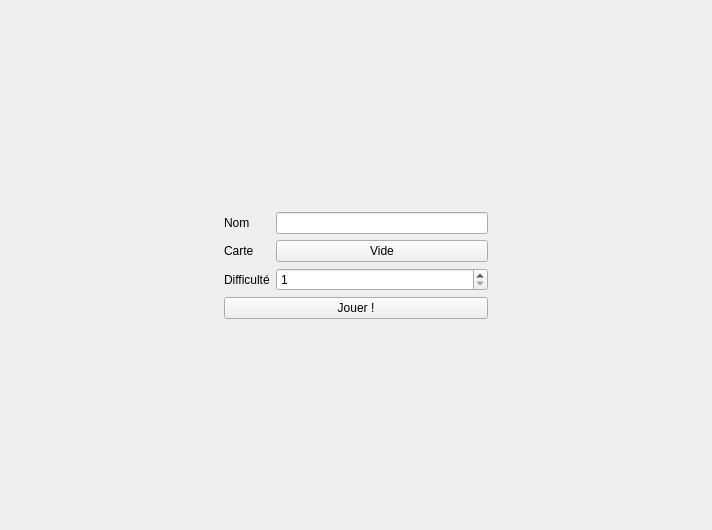
The window that launch-game-form.ui (loicbourgois/snake2i) describes before a commit, drawn with Qt 5.
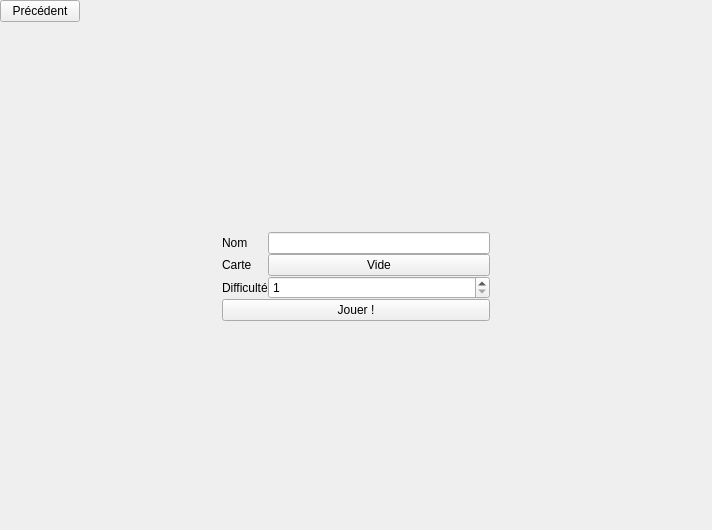
The same window after the commit.

The edit to the form file:
```diff
--- a/launch-game-form.ui
+++ b/launch-game-form.ui
@@ -14,21 +14,39 @@
    <string>Form</string>
   </property>
   <layout class="QGridLayout" name="gridLayout">
-   <item row="2" column="1">
+   <property name="leftMargin">
+    <number>0</number>
+   </property>
+   <property name="topMargin">
+    <number>0</number>
+   </property>
+   <property name="rightMargin">
+    <number>0</number>
+   </property>
+   <property name="bottomMargin">
+    <number>0</number>
+   </property>
+   <property name="spacing">
+    <number>0</number>
+   </property>
+   <item row="3" column="1">
     <widget class="QLabel" name="label_2">
      <property name="text">
       <string>Carte</string>
      </property>
     </widget>
    </item>
+   <item row="5" column="1" colspan="2">
+    <widget class="QPushButton" name="pushButtonPlay">
+     <property name="text">
+      <string>Jouer !</string>
+     </property>
+    </widget>
+   </item>
    <item row="2" column="2">
-    <widget class="QPushButton" name="pushButton_2">
-     <property name="text">
-      <string>Vide</string>
-     </property>
-    </widget>
+    <widget class="QLineEdit" name="lineEdit"/>
    </item>
-   <item row="3" column="1">
+   <item row="4" column="1">
     <widget class="QLabel" name="label_3">
      <property name="text">
       <string>Difficulté</string>
@@ -36,6 +54,13 @@
     </widget>
    </item>
    <item row="3" column="2">
+    <widget class="QPushButton" name="pushButton_2">
+     <property name="text">
+      <string>Vide</string>
+     </property>
+    </widget>
+   </item>
+   <item row="4" column="2">
     <widget class="QSpinBox" name="spinBox">
      <property name="minimum">
       <number>1</number>
@@ -45,37 +70,40 @@
      </property>
     </widget>
    </item>
-   <item row="4" column="1" colspan="2">
-    <widget class="QPushButton" name="pushButtonPlay">
-     <property name="text">
-      <string>Jouer !</string>
+   <item row="6" column="1" colspan="2">
+    <spacer name="verticalSpacer_2">
+     <property name="orientation">
+      <enum>Qt::Vertical</enum>
      </property>
-    </widget>
+     <property name="sizeHint" stdset="0">
+      <size>
+       <width>20</width>
+       <height>40</height>
+      </size>
+     </property>
+    </spacer>
    </item>
-   <item row="1" column="2">
-    <widget class="QLineEdit" name="lineEdit"/>
+   <item row="1" column="1" colspan="2">
+    <spacer name="verticalSpacer">
+     <property name="orientation">
+      <enum>Qt::Vertical</enum>
+     </property>
+     <property name="sizeHint" stdset="0">
+      <size>
+       <width>20</width>
+       <height>40</height>
+      </size>
+     </property>
+    </spacer>
    </item>
-   <item row="1" column="1">
+   <item row="2" column="1">
     <widget class="QLabel" name="label">
      <property name="text">
       <string>Nom</string>
      </property>
     </widget>
    </item>
-   <item row="3" column="0">
-    <spacer name="horizontalSpacer_2">
-     <property name="orientation">
-      <enum>Qt::Horizontal</enum>
-     </property>
-     <property name="sizeHint" stdset="0">
-      <size>
-       <width>40</width>
-       <height>20</height>
-      </size>
-     </property>
-    </spacer>
-   </item>
-   <item row="3" column="3">
+   <item row="4" column="3">
     <spacer name="horizontalSpacer">
      <property name="orientation">
       <enum>Qt::Horizontal</enum>
@@ -88,31 +116,59 @@
      </property>
     </spacer>
    </item>
-   <item row="5" column="1" colspan="2">
-    <spacer name="verticalSpacer_2">
+   <item row="4" column="0">
+    <spacer name="horizontalSpacer_2">
      <property name="orientation">
-      <enum>Qt::Vertical</enum>
+      <enum>Qt::Horizontal</enum>
      </property>
      <property name="sizeHint" stdset="0">
       <size>
-       <width>20</width>
-       <height>40</height>
+       <width>40</width>
+       <height>20</height>
       </size>
      </property>
     </spacer>
    </item>
-   <item row="0" column="1" colspan="2">
-    <spacer name="verticalSpacer">
-     <property name="orientation">
-      <enum>Qt::Vertical</enum>
-     </property>
-     <property name="sizeHint" stdset="0">
-      <size>
-       <width>20</width>
-       <height>40</height>
-      </size>
-     </property>
-    </spacer>
+   <item row="0" column="0" colspan="4">
+    <widget class="QWidget" name="widget" native="true">
+     <layout class="QGridLayout" name="gridLayout_2">
+      <property name="leftMargin">
+       <number>0</number>
+      </property>
+      <property name="topMargin">
+       <number>0</number>
+      </property>
+      <property name="rightMargin">
+       <number>0</number>
+      </property>
+      <property name="bottomMargin">
+       <number>0</number>
+      </property>
+      <property name="spacing">
+       <number>0</number>
+      </property>
+      <item row="0" column="0">
+       <widget class="QPushButton" name="pushButtonPrecedent">
+        <property name="text">
+         <string>Précédent</string>
+        </property>
+       </widget>
+      </item>
+      <item row="0" column="1">
+       <spacer name="horizontalSpacer_3">
+        <property name="orientation">
+         <enum>Qt::Horizontal</enum>
+        </property>
+        <property name="sizeHint" stdset="0">
+         <size>
+          <width>40</width>
+          <height>20</height>
+         </size>
+        </property>
+       </spacer>
+      </item>
+     </layout>
+    </widget>
    </item>
   </layout>
  </widget>
```
